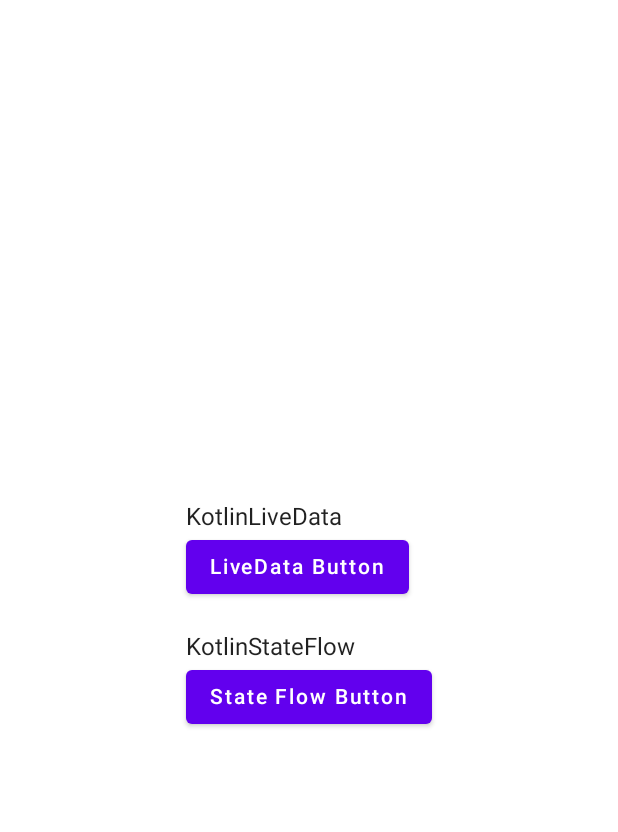
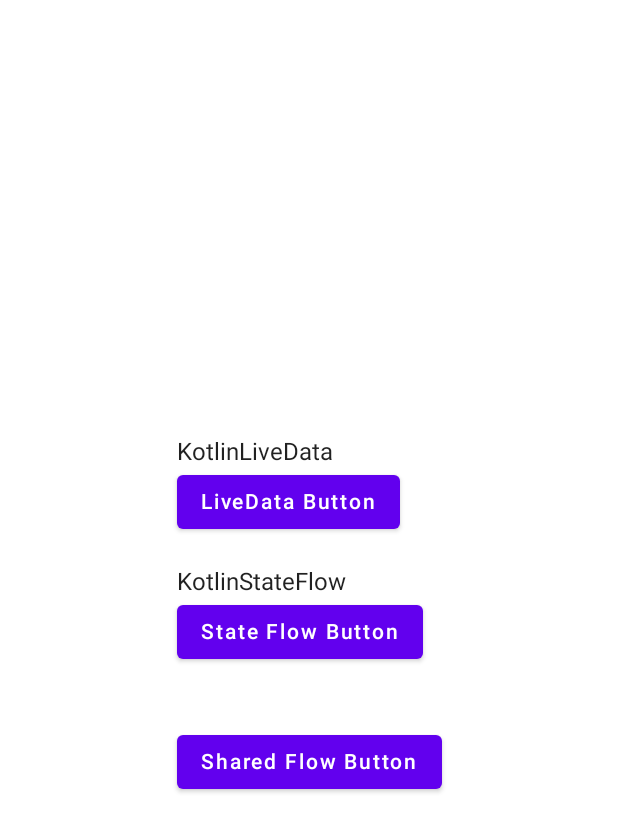
Before and after one commit to atilsamancioglu/IA34-Flows, an Android app built with Jetpack Compose: the screen it shows after launch (MainActivity), on a phone screen of 412 x 824 dp. Shown: the top 832 px of the screen. Run offline under Robolectric (Android 15) with nearby library versions, the phone set to English and light mode, and no system bars; our stand-ins replace livedata-compose.

Commit message:
Comparisons completed

```diff
--- a/app/src/main/java/com/atilsamancioglu/flows/MainActivity.kt
+++ b/app/src/main/java/com/atilsamancioglu/flows/MainActivity.kt
@@ -5,13 +5,11 @@ import androidx.activity.ComponentActivity
 import androidx.activity.compose.setContent
 import androidx.activity.viewModels
 import androidx.compose.foundation.layout.*
-import androidx.compose.material.Button
-import androidx.compose.material.MaterialTheme
-import androidx.compose.material.Surface
-import androidx.compose.material.Text
+import androidx.compose.material.*
 import androidx.compose.runtime.Composable
 import androidx.compose.runtime.collectAsState
 import androidx.compose.runtime.livedata.observeAsState
+import androidx.compose.runtime.rememberCoroutineScope
 import androidx.compose.ui.Alignment
 import androidx.compose.ui.Modifier
 import androidx.compose.ui.text.style.TextAlign
@@ -20,6 +18,7 @@ import androidx.compose.ui.unit.dp
 import androidx.compose.ui.unit.sp
 import com.atilsamancioglu.flows.ui.theme.FlowsTheme
 import kotlinx.coroutines.flow.collect
+import kotlinx.coroutines.launch
 
 class MainActivity : ComponentActivity() {
     override fun onCreate(savedInstanceState: Bundle?) {
@@ -54,7 +53,10 @@ fun FirstScreen(viewModel: MyViewModel) {
 fun SecondScreen(viewModel : MyViewModel) {
 
     val liveDataValue = viewModel.liveData.observeAsState()
+
     val stateFlowValue = viewModel.stateFlow.collectAsState()
+
+    val sharedFlowValue = viewModel.sharedFlow.collectAsState(initial = "")
 
     Surface(color = MaterialTheme.colors.background) {
       Box(modifier = Modifier.fillMaxSize()) {
@@ -74,6 +76,17 @@ fun SecondScreen(viewModel : MyViewModel) {
                     Text(text = "State Flow Button")
                 }
 
+                Spacer(modifier = Modifier.padding(10.dp))
+
+                Text(text = sharedFlowValue.value)
+                Button(onClick = {
+                    viewModel.changeSharedFlowValue()
+
+
+                }) {
+                    Text(text = "Shared Flow Button")
+                }
+
             }
       }
     }
--- a/app/src/main/java/com/atilsamancioglu/flows/MyViewModel.kt
+++ b/app/src/main/java/com/atilsamancioglu/flows/MyViewModel.kt
@@ -69,6 +69,7 @@ class MyViewModel : ViewModel() {
     private val _stateFlow = MutableStateFlow("KotlinStateFlow")
     val stateFlow = _stateFlow.asStateFlow()
 
+    //SharedFlow is highly configurable version of stateFlow.
     private val _sharedFlow = MutableSharedFlow<String>()
     val sharedFlow = _sharedFlow.asSharedFlow()
 
@@ -77,5 +78,10 @@ class MyViewModel : ViewModel() {
         _stateFlow.value = "State Flow"
     }
 
+    fun changeSharedFlowValue() {
+        viewModelScope.launch {
+            _sharedFlow.emit("Shared Flow")
+        }
+    }
 
 }
```
